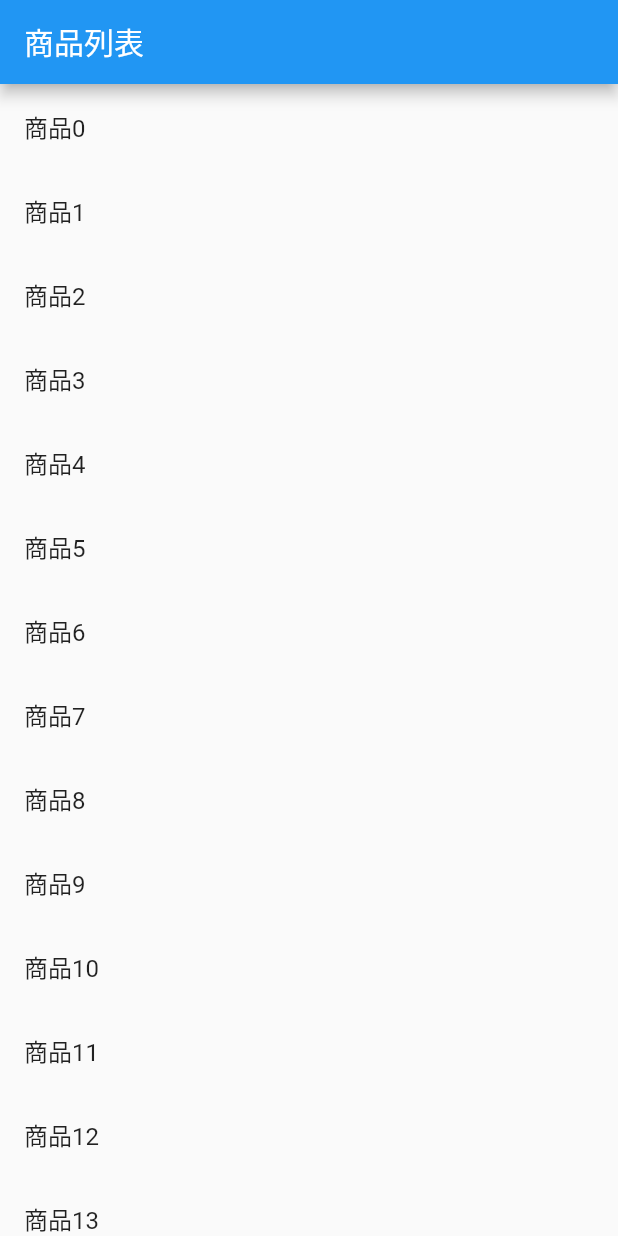
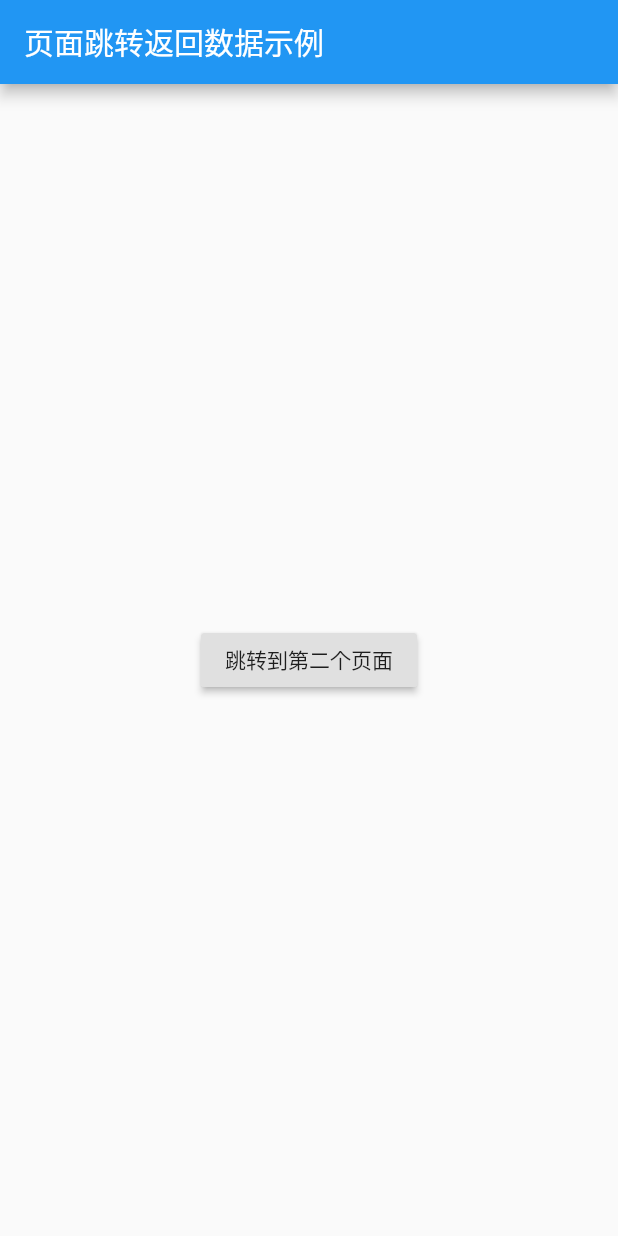
Before and after one commit to happydreamer/flutter, a Flutter app: the screen it shows after launch, on a phone screen of 412 x 824 dp. Run offline on Flutter 3.47's test engine with Material 2 defaults, Android fonts, the phone set to English and light mode, and no system bars.

Commit message:
页面跳转返回数据

```diff
--- a/lib/main.dart
+++ b/lib/main.dart
@@ -1,63 +1,76 @@
 import 'package:flutter/material.dart';
-
-class Product {
-  final String title;
-  final String description;
-
-  Product(this.title, this.description);
-}
 
 void main() {
   runApp(new MaterialApp(
-    title: '传递数据示例',
-    home: new ProductList(
-      products: new List.generate(20, (i) => new Product('商品$i', '这是一个商品详情$i')),
-    ),
+    title: '页面返回数据示例',
+    home: new FirstPage(),
   ));
 }
 
-class ProductList extends StatelessWidget {
-  final List<Product> products;
-  ProductList({Key key, @required this.products}) : super(key: key);
+class FirstPage extends StatelessWidget {
   @override
   Widget build(BuildContext context) {
     return new Scaffold(
       appBar: new AppBar(
-        title: new Text('商品列表'),
+        title: new Text('页面跳转返回数据示例'),
       ),
-      body: new ListView.builder(
-        itemCount: products.length,
-        itemBuilder: (content, index) {
-          return new ListTile(
-            title: new Text(products[index].title),
-            onTap: () {
-              Navigator.push(
-                context,
-                new MaterialPageRoute(
-                    builder: (context) =>
-                        new ProductDetail(product: products[index])),
-              );
-            },
-          );
-        },
+      body: new Center(
+        child: new RouteButton(),
       ),
     );
   }
 }
 
-class ProductDetail extends StatelessWidget {
-  final Product product;
-  ProductDetail({Key key, @required this.product}) : super(key: key);
+class RouteButton extends StatelessWidget {
+  @override
+  Widget build(BuildContext context) {
+    return new RaisedButton(
+      onPressed: () {
+        _navigateToSecondPage(context);
+      },
+      child: new Text('跳转到第二个页面'),
+    );
+  }
 
+  _navigateToSecondPage(BuildContext context) async {
+    final result = await Navigator.push(
+      context,
+      new MaterialPageRoute(builder: (context) => new SecondPage()),
+    );
+  }
+}
+
+class SecondPage extends StatelessWidget {
   @override
   Widget build(BuildContext context) {
     return new Scaffold(
       appBar: new AppBar(
-        title: new Text('${product.title}'),
+        title: new Text('选择一条数据'),
       ),
-      body: new Padding(
-        padding: new EdgeInsets.all(16.0),
-        child: new Text('${product.description}'),
+      body: new Center(
+        child: new Column(
+          mainAxisAlignment: MainAxisAlignment.center,
+          children: <Widget>[
+            new Padding(
+              padding: const EdgeInsets.all(16.0),
+              child: new RaisedButton(
+                onPressed: () {
+                  Navigator.pop(context, 'hi google');
+                },
+                child: new Text('hi google'),
+              ),
+            ),
+            new Padding(
+              padding: const EdgeInsets.all(8.0),
+              child: new RaisedButton(
+                onPressed: () {
+                  Navigator.pop(context, 'hi flutter');
+                },
+                child: new Text('hi flutter'),
+              ),
+            )
+          ],
+        ),
       ),
     );
   }
```
